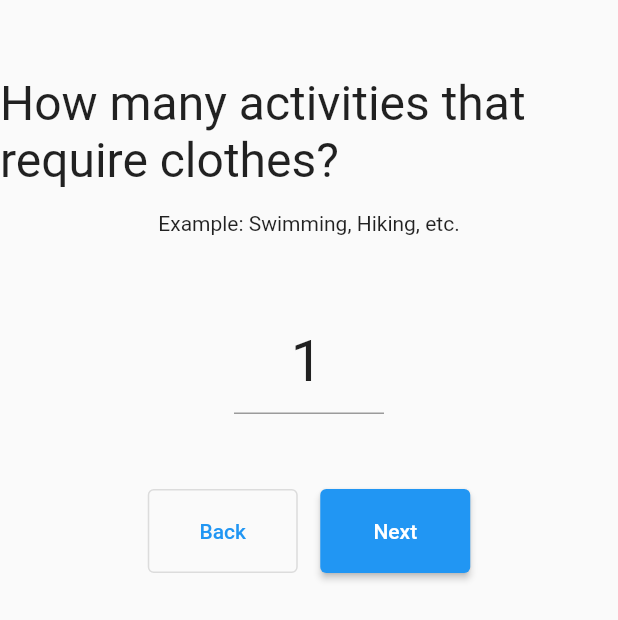
After one commit to tentenponce/Packup, a Flutter app: the ActivityView screen opened directly, on a phone screen of 412 x 824 dp. The commit adds this screen. Shown: the top 620 px of the screen. Run offline on Flutter 3.47's test engine with Material 2 defaults, Android fonts, the phone set to English and light mode, and no system bars; our stand-ins replace bloc, equatable, flutter_bloc.

Commit message:
Added activity count view

```diff
--- a/lib/home/bloc/home_state.dart
+++ b/lib/home/bloc/home_state.dart
@@ -17,6 +17,9 @@ class HomeState extends Equatable {
   static const DEFAULT_NIGHT_COUNT =
       '2'; // most of our trips is 2 nights long. Agree? lol
   static const DEFAULT_VALID_NIGHT_COUNT = true;
+  static const DEFAULT_ACTIVITY_COUNT =
+      '1'; // most of our trips include swimming. Agree? lol
+  static const DEFAULT_VALID_ACTIVITY_COUNT = true;
 
   const HomeState({
     this.page = DEFAULT_PAGE,
@@ -24,6 +27,8 @@ class HomeState extends Equatable {
     this.validDayCount = DEFAULT_VALID_DAY_COUNT,
     this.nightCount = DEFAULT_NIGHT_COUNT,
     this.validNightCount = DEFAULT_VALID_NIGHT_COUNT,
+    this.activityCount = DEFAULT_ACTIVITY_COUNT,
+    this.validActivityCount = DEFAULT_VALID_ACTIVITY_COUNT,
   });
 
   final HomePages page;
@@ -31,6 +36,8 @@ class HomeState extends Equatable {
   final bool validDayCount;
   final String nightCount;
   final bool validNightCount;
+  final String activityCount;
+  final bool validActivityCount;
 
   HomeState copyWith({
     HomePages? page,
@@ -38,6 +45,8 @@ class HomeState extends Equatable {
     bool? validDayCount,
     String? nightCount,
     bool? validNightCount,
+    String? activityCount,
+    bool? validActivityCount,
   }) {
     return HomeState(
       page: page ?? this.page,
@@ -45,6 +54,8 @@ class HomeState extends Equatable {
       validDayCount: validDayCount ?? this.validDayCount,
       nightCount: nightCount ?? this.nightCount,
       validNightCount: validNightCount ?? this.validNightCount,
+      activityCount: activityCount ?? this.activityCount,
+      validActivityCount: validActivityCount ?? this.validActivityCount,
     );
   }
 
@@ -55,5 +66,7 @@ class HomeState extends Equatable {
         validDayCount,
         nightCount,
         validNightCount,
+        activityCount,
+        validActivityCount,
       ];
 }
--- /dev/null
+++ b/lib/home/view/activity_view.dart
@@ -0,0 +1,90 @@
+import 'package:flutter/material.dart';
+import 'package:flutter_bloc/flutter_bloc.dart';
+import 'package:packup/res/dimens.dart';
+
+import '../home.dart';
+
+class ActivityView extends StatelessWidget {
+  @override
+  Widget build(BuildContext context) {
+    return Scaffold(
+      body: Container(
+        width: double.infinity,
+        child: Column(
+          crossAxisAlignment: CrossAxisAlignment.center,
+          children: [
+            SizedBox(height: space_xxxl),
+            Text(
+              'How many activities that require clothes?',
+              style: TextStyle(
+                fontSize: text_huge,
+              ),
+            ),
+            SizedBox(height: space_m),
+            Text(
+              'Example: Swimming, Hiking, etc.',
+              style: TextStyle(
+                fontSize: text_s,
+              ),
+            ),
+            SizedBox(height: space_xxxl),
+            Container(
+              width: grid_30,
+              child: TextField(
+                textAlign: TextAlign.center,
+                keyboardType: TextInputType.number,
+                controller: TextEditingController(
+                    text: HomeState.DEFAULT_ACTIVITY_COUNT),
+                onChanged: (text) =>
+                    context.read<HomeBloc>().add(HomeDayCountChanged(text)),
+                style: TextStyle(
+                  fontSize: text_very_huge,
+                ),
+              ),
+            ),
+            SizedBox(height: space_xxxl),
+            BlocBuilder<HomeBloc, HomeState>(
+              builder: (context, state) {
+                return Visibility(
+                  child: Text(
+                    'Invalid value',
+                    style: TextStyle(color: Colors.red),
+                  ),
+                  visible: !state.validDayCount,
+                );
+              },
+            ),
+            Row(
+              mainAxisAlignment: MainAxisAlignment.center,
+              children: [
+                Container(
+                  width: grid_30,
+                  child: OutlinedButton(
+                    child: Text('Back'),
+                    style: ElevatedButton.styleFrom(
+                      padding: EdgeInsets.all(space_l),
+                    ),
+                    onPressed: () =>
+                        context.read<HomeBloc>().add(HomePreviousPage()),
+                  ),
+                ),
+                SizedBox(width: space_m),
+                Container(
+                  width: grid_30,
+                  child: ElevatedButton(
+                    child: Text('Next'),
+                    style: ElevatedButton.styleFrom(
+                      padding: EdgeInsets.all(space_l),
+                    ),
+                    onPressed: () =>
+                        context.read<HomeBloc>().add(HomeNextPage()),
+                  ),
+                ),
+              ],
+            ),
+          ],
+        ),
+      ),
+    );
+  }
+}
--- a/lib/home/view/home_view.dart
+++ b/lib/home/view/home_view.dart
@@ -5,6 +5,7 @@ import 'package:packup/home/bloc/home_bloc.dart';
 import '../home.dart';
 import 'day_count_view.dart';
 import 'night_count_view.dart';
+import 'activity_view.dart';
 
 class HomeView extends StatelessWidget {
   @override
@@ -24,7 +25,7 @@ class HomeView extends StatelessWidget {
                   view = NightCountView();
                   break;
                 case HomePages.activityCount:
-                  view = DayCountView();
+                  view = ActivityView();
                   break;
                 case HomePages.summary:
                   view = DayCountView();
```
